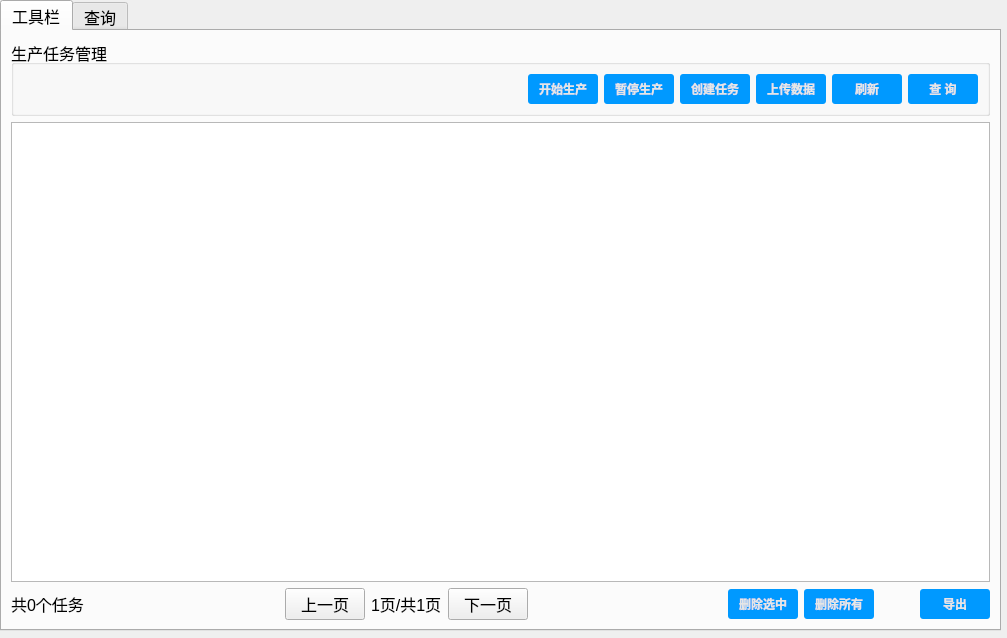
ph1126542159/kcdz, file UI/TaskMgr.ui: the form before one commit.
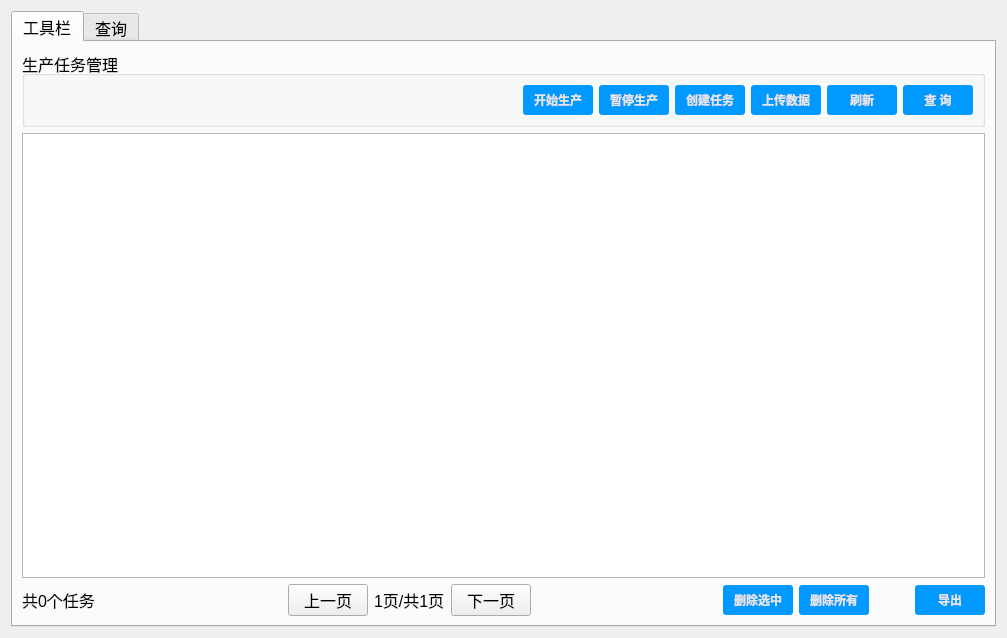
The form after the commit. Icons and pictures are not drawn.

The edit to the form file:
```diff
--- a/UI/TaskMgr.ui
+++ b/UI/TaskMgr.ui
@@ -13,15 +13,9 @@
   <property name="windowTitle">
    <string>Form</string>
   </property>
+  <layout class="QVBoxLayout" name="verticalLayout">
+   <item>
   <widget class="QTabWidget" name="tab1Widget">
-   <property name="geometry">
-    <rect>
-     <x>0</x>
-     <y>0</y>
-     <width>1001</width>
-     <height>631</height>
-    </rect>
-   </property>
    <property name="font">
     <font>
      <family>Arial</family>
@@ -689,6 +683,8 @@
     </layout>
    </widget>
   </widget>
+   </item>
+  </layout>
  </widget>
  <resources/>
  <connections/>
```
Lines whose indentation alone changed are shown as unchanged.
